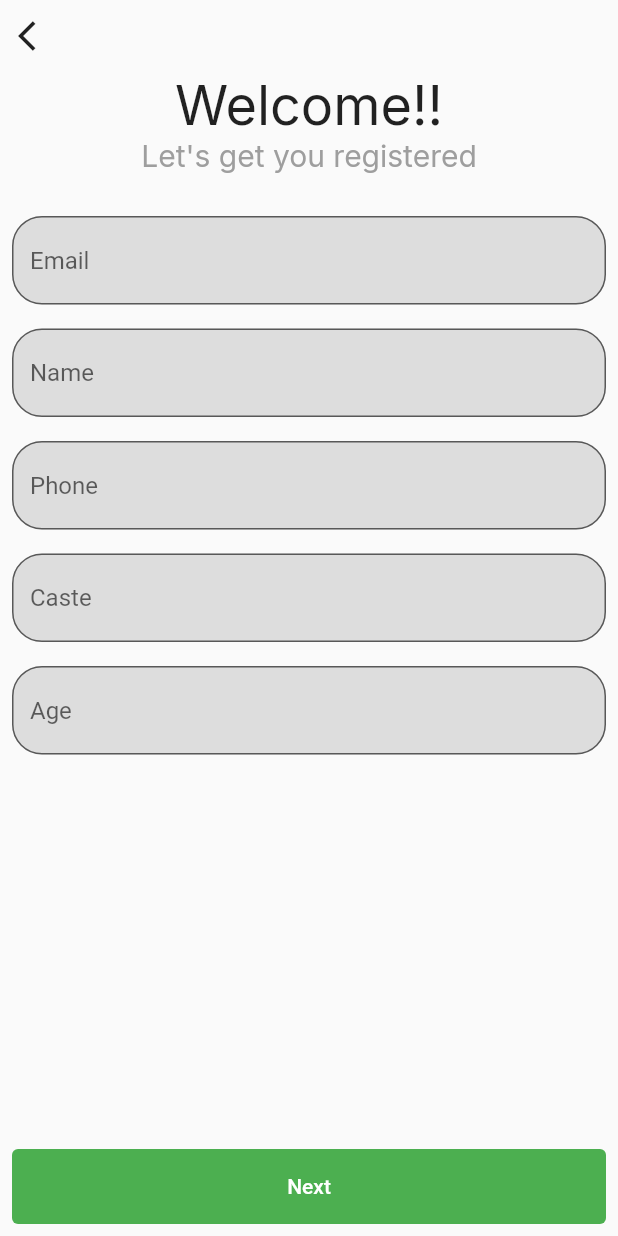
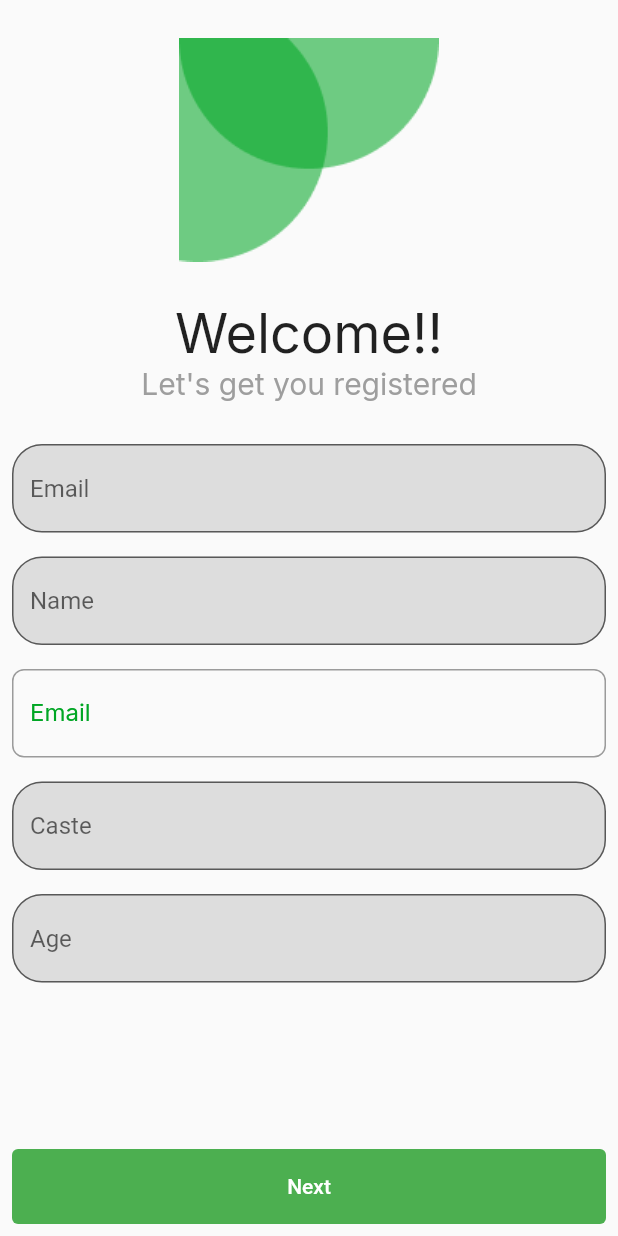
Before and after one commit to iYojna/iYojana-mobile-app, a Flutter app: the RegisterScreen screen opened by its route, on a phone screen of 412 x 824 dp. Run offline on Flutter 3.47's test engine with Material 2 defaults, Android fonts, the light colour scheme and no system bars; our stand-ins replace google_fonts, shared_preferences; missing offline and left inert: flutter_shake_animated; accounts and stored records are empty; generated files the repository leaves out were written again.

Commit message:
:pencil2: added reg screen bg

```diff
--- a/iyojana/lib/auth/register_screen.dart
+++ b/iyojana/lib/auth/register_screen.dart
@@ -3,6 +3,7 @@ import 'package:flutter/src/foundation/key.dart';
 import 'package:flutter/src/widgets/framework.dart';
 import 'package:google_fonts/google_fonts.dart';
 import 'package:iyojana/auth/set_tags_screen.dart';
+import 'package:iyojana/styles.dart';
 
 class RegisterScreen extends StatefulWidget {
   const RegisterScreen({Key? key}) : super(key: key);
@@ -19,16 +20,15 @@ class _RegisterScreenState extends State<RegisterScreen> {
       body: Form(
         key: _formKey,
         child: Column(
-            //mainAxisAlignment: MainAxisAlignment.spaceEvenly,
             children: [
               Align(
                 alignment: Alignment.topLeft,
-                child: IconButton(
-                  icon: const Icon(Icons.arrow_back_ios),
-                  //TODO : Add route
-                  onPressed: () {
-                    Navigator.pop(context);
-                  },
+                child: Container(
+                  height: 200,
+                  width: double.infinity,
+                  decoration: const BoxDecoration(
+                      image: DecorationImage(
+                          image: AssetImage("assets/appBG.png"))),
                 ),
               ),
               Text("Welcome!!",
@@ -75,13 +75,8 @@ class _RegisterScreenState extends State<RegisterScreen> {
                     padding: const EdgeInsets.all(8.0),
                     child: TextFormField(
                         keyboardType: TextInputType.number,
-                    decoration: InputDecoration(
-                        border: OutlineInputBorder(
-                          borderRadius: BorderRadius.circular(20),
-                        ),
-                        filled: true,
-                        fillColor: const Color.fromARGB(179, 208, 208, 208),
-                        hintText: "Phone")),
+                        decoration:
+                            Styles().inputDecoration(labelText: "Email")),
                   ),
                   Padding(
                     padding: const EdgeInsets.all(8.0),
--- a/iyojana/lib/styles.dart
+++ b/iyojana/lib/styles.dart
@@ -11,6 +11,24 @@ class Styles {
   TextStyle interFont({required fontWeight, required fontSize}) {
     return GoogleFonts.inter(
         textStyle: TextStyle(fontWeight: fontWeight, fontSize: fontSize));
+  }
+
+  InputDecoration inputDecoration({required labelText}) {
+    return InputDecoration(
+      labelText: labelText,
+      labelStyle: GoogleFonts.inter(
+          textStyle: TextStyle(
+              color: Color.fromARGB(255, 0, 166, 36),
+              fontWeight: FontWeight.w400,
+              fontSize: 16)),
+      border: OutlineInputBorder(
+        borderRadius: BorderRadius.circular(8),
+        borderSide: BorderSide(
+          color: Color.fromARGB(255, 214, 214, 214),
+          width: 1,
+        ),
+      ),
+    );
   }
 
   TextStyle heading1() {
```
Also changed, not shown: iyojana/assets/appBG.png (added). Lines whose indentation alone changed are shown as unchanged.
